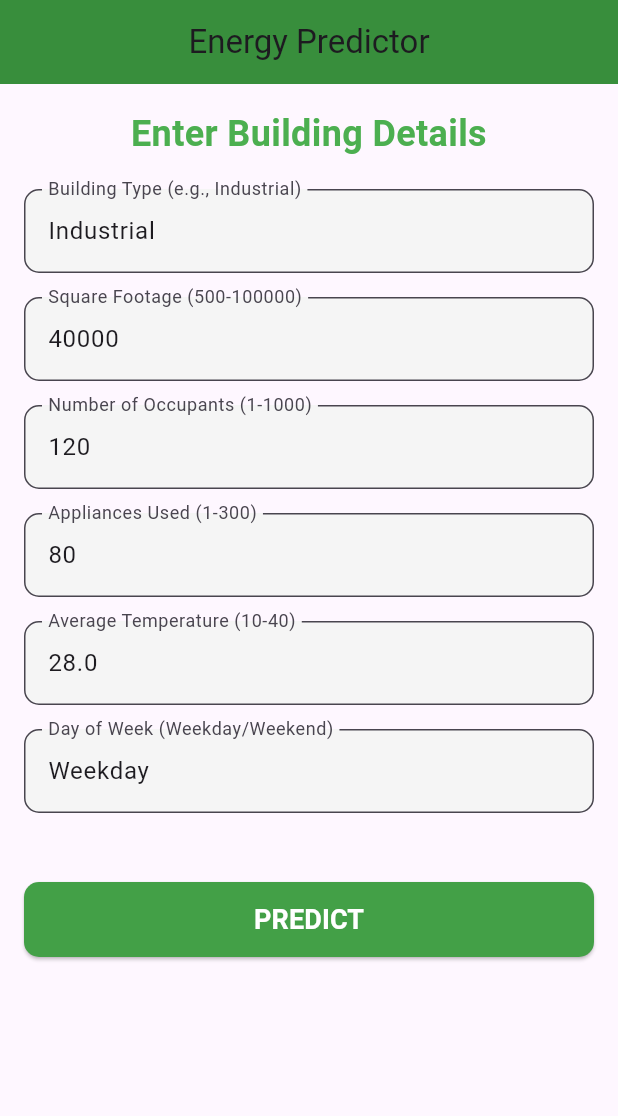
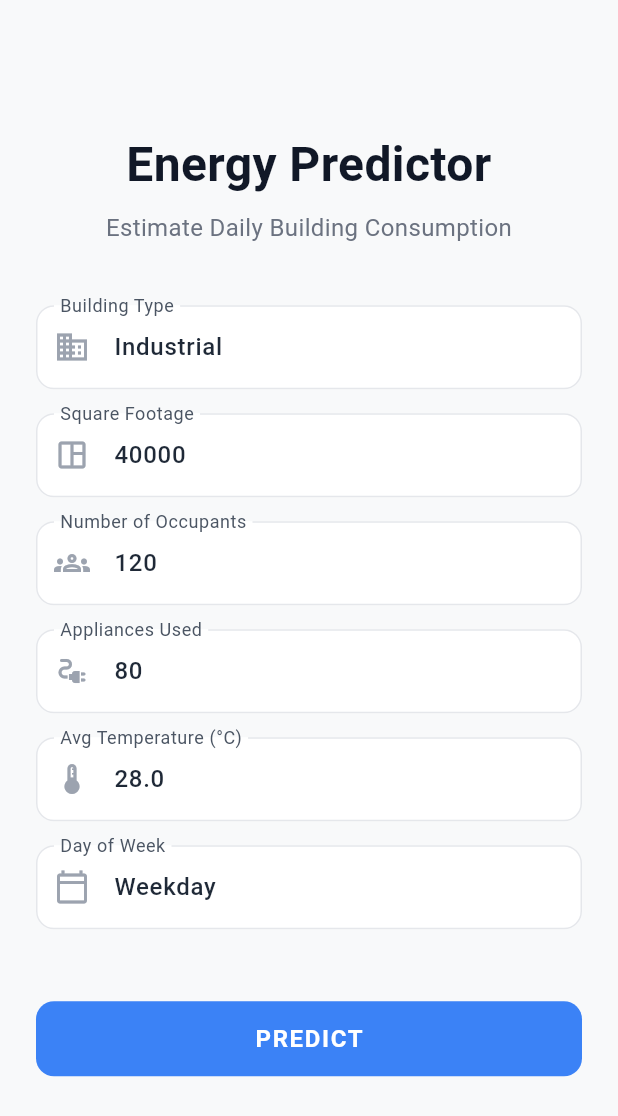
Before and after one commit to WagnerMushayija/summative-model, a Flutter app: the screen it shows after launch, on a phone screen of 412 x 824 dp. Shown: the top 1116 px of the screen. Run offline on Flutter 3.47's test engine with Material 3 defaults, Android fonts, the phone set to English and light mode, and no system bars.

Commit message:
updated frontend with new visuals

```diff
--- a/screen/lib/main.dart
+++ b/screen/lib/main.dart
@@ -2,9 +2,7 @@ import 'package:flutter/material.dart';
 import 'package:http/http.dart' as http;
 import 'dart:convert';
 
-void main() {
-  runApp(const EnergyPredictorApp());
-}
+void main() => runApp(const EnergyPredictorApp());
 
 class EnergyPredictorApp extends StatelessWidget {
   const EnergyPredictorApp({super.key});
@@ -13,16 +11,47 @@ class EnergyPredictorApp extends StatelessWidget {
   Widget build(BuildContext context) {
     return MaterialApp(
       title: 'Energy Predictor',
-      theme: ThemeData(primarySwatch: Colors.green),
+      debugShowCheckedModeBanner: false,
+      theme: ThemeData(
+        // New Calm Color Palette
+        colorScheme: ColorScheme.fromSeed(
+          seedColor: const Color(0xFF3B82F6),
+          primary: const Color(0xFF3B82F6),
+          secondary: const Color(0xFF10B981),
+          background: const Color(0xFFF8F9FA),
+        ),
+        scaffoldBackgroundColor: const Color(0xFFF8F9FA),
+        fontFamily: 'Roboto',
+        textTheme: const TextTheme(
+          bodyLarge: TextStyle(color: Color(0xFF1F2937)),
+          bodyMedium: TextStyle(color: Color(0xFF4B5563)),
+        ),
+        inputDecorationTheme: InputDecorationTheme(
+          filled: true,
+          fillColor: Colors.white,
+          labelStyle: const TextStyle(color: Color(0xFF4B5563)),
+          prefixIconColor: const Color(0xFF9CA3AF),
+          border: OutlineInputBorder(
+            borderRadius: BorderRadius.circular(12),
+            borderSide: const BorderSide(color: Color(0xFFE5E7EB)),
+          ),
+          enabledBorder: OutlineInputBorder(
+            borderRadius: BorderRadius.circular(12),
+            borderSide: const BorderSide(color: Color(0xFFE5E7EB)),
+          ),
+          focusedBorder: OutlineInputBorder(
+            borderRadius: BorderRadius.circular(12),
+            borderSide: const BorderSide(color: Color(0xFF3B82F6), width: 2),
+          ),
+        ),
+      ),
       home: const PredictionScreen(),
-      debugShowCheckedModeBanner: false,
     );
   }
 }
 
 class PredictionScreen extends StatefulWidget {
   const PredictionScreen({super.key});
-
   @override
   State<PredictionScreen> createState() => _PredictionScreenState();
 }
@@ -31,13 +60,12 @@ class _PredictionScreenState extends State<PredictionScreen> {
   final _formKey = GlobalKey<FormState>();
   bool _isLoading = false;
   String? _result;
+  String? _modelInfo;
 
   final String apiUrl = "https://summative-model.onrender.com/predict";
 
   final Map<String, TextEditingController> _controllers = {
-    'Building_Type': TextEditingController(
-      text: 'Industrial',
-    ), // Default values for easy testing
+    'Building_Type': TextEditingController(text: 'Industrial'),
     'Square_Footage': TextEditingController(text: '40000'),
     'Number_of_Occupants': TextEditingController(text: '120'),
     'Appliances_Used': TextEditingController(text: '80'),
@@ -50,7 +78,8 @@ class _PredictionScreenState extends State<PredictionScreen> {
 
     setState(() {
       _isLoading = true;
-      _result = "Waking up server... (first request can take up to 50 sec)";
+      _result = null;
+      _modelInfo = null;
     });
 
     try {
@@ -73,134 +102,154 @@ class _PredictionScreenState extends State<PredictionScreen> {
               "Day_of_Week": _controllers['Day_of_Week']!.text,
             }),
           )
-          .timeout(const Duration(seconds: 60)); // ← 60 sec timeout
+          .timeout(const Duration(seconds: 60));
 
       if (response.statusCode == 200) {
         final data = json.decode(response.body);
+        final predicted = data['predicted_energy_kwh'];
         setState(() {
-          _result =
-              "SUCCESS!\n${data['predicted_energy_kwh']} kWh\n${data['model']}";
+          _result = "⚡ $predicted kWh/day ⚡";
+          _modelInfo = data['model'];
         });
       } else {
         setState(() {
-          _result = "Error ${response.statusCode}: ${response.body}";
+          _result = "Server Error: ${response.statusCode}";
+          _modelInfo = "Please check the server status and try again.";
         });
       }
     } catch (e) {
       setState(() {
-        _result =
-            "Server is waking up or network issue.\nOpen this first:\nhttps://summative-model.onrender.com/docs\nThen try again.";
+        _result = "Connection Error";
+        _modelInfo = "Server might be waking up. Open /docs first then retry.";
       });
     } finally {
-      setState(() => _isLoading = false);
+      if (mounted) setState(() => _isLoading = false);
     }
   }
 
   @override
   Widget build(BuildContext context) {
     return Scaffold(
-      appBar: AppBar(
-        title: const Text('Energy Predictor'),
-        backgroundColor: Colors.green[700],
-        centerTitle: true,
-      ),
-      body: Padding(
-        padding: const EdgeInsets.all(16.0),
+      body: SafeArea(
+        child: Center(
+          child: ConstrainedBox(
+            constraints: const BoxConstraints(
+              maxWidth: 500,
+            ), // Max width for larger screens
+            child: SingleChildScrollView(
+              padding: const EdgeInsets.all(24),
               child: Form(
                 key: _formKey,
-          child: SingleChildScrollView(
-            // Prevents overlapping on small screens
                 child: Column(
                   crossAxisAlignment: CrossAxisAlignment.stretch,
                   children: [
+                    const SizedBox(height: 20),
+                    // New Minimalist Title
                     const Text(
-                  'Enter Building Details',
+                      'Energy Predictor',
+                      textAlign: TextAlign.center,
                       style: TextStyle(
-                    fontSize: 24,
+                        fontSize: 32,
                         fontWeight: FontWeight.bold,
-                    color: Colors.green,
+                        color: Color(0xFF111827),
                       ),
+                    ),
+                    const SizedBox(height: 8),
+                    const Text(
+                      'Estimate Daily Building Consumption',
                       textAlign: TextAlign.center,
+                      style: TextStyle(fontSize: 16, color: Color(0xFF6B7280)),
                     ),
-                const SizedBox(height: 20),
-                _buildField(
-                  'Building Type (e.g., Industrial)',
+                    const SizedBox(height: 40),
+
+                    // Input Fields remain logically the same, but styled by the new theme
+                    _buildIconField(
+                      Icons.business_outlined,
+                      'Building Type',
                       _controllers['Building_Type']!,
-                  isNumber: false,
+                      false,
                     ),
-                _buildField(
-                  'Square Footage (500-100000)',
+                    _buildIconField(
+                      Icons.space_dashboard_outlined,
+                      'Square Footage',
                       _controllers['Square_Footage']!,
-                  isNumber: true,
+                      true,
                     ),
-                _buildField(
-                  'Number of Occupants (1-1000)',
+                    _buildIconField(
+                      Icons.groups_outlined,
+                      'Number of Occupants',
                       _controllers['Number_of_Occupants']!,
-                  isNumber: true,
+                      true,
                     ),
-                _buildField(
-                  'Appliances Used (1-300)',
+                    _buildIconField(
+                      Icons.electrical_services_outlined,
+                      'Appliances Used',
                       _controllers['Appliances_Used']!,
-                  isNumber: true,
+                      true,
                     ),
-                _buildField(
-                  'Average Temperature (10-40)',
+                    _buildIconField(
+                      Icons.thermostat_outlined,
+                      'Avg Temperature (°C)',
                       _controllers['Average_Temperature']!,
-                  isNumber: true,
+                      true,
                     ),
-                _buildField(
-                  'Day of Week (Weekday/Weekend)',
+                    _buildIconField(
+                      Icons.calendar_today_outlined,
+                      'Day of Week',
                       _controllers['Day_of_Week']!,
-                  isNumber: false,
+                      false,
                     ),
-                const SizedBox(height: 30),
+
+                    const SizedBox(height: 32),
+
+                    // New Minimalist Predict Button
                     SizedBox(
                       height: 50,
                       child: ElevatedButton(
                         onPressed: _isLoading ? null : _predict,
                         style: ElevatedButton.styleFrom(
-                      backgroundColor: Colors.green[600],
+                          backgroundColor: Theme.of(
+                            context,
+                          ).colorScheme.primary,
+                          foregroundColor: Colors.white,
+                          elevation: 0, // A flatter, more modern look
                           shape: RoundedRectangleBorder(
-                        borderRadius: BorderRadius.circular(10),
+                            borderRadius: BorderRadius.circular(12),
                           ),
                         ),
                         child: _isLoading
-                        ? const CircularProgressIndicator(color: Colors.white)
+                            ? const SizedBox(
+                                width: 24,
+                                height: 24,
+                                child: CircularProgressIndicator(
+                                  strokeWidth: 3,
+                                  color: Colors.white,
+                                ),
+                              )
                             : const Text(
                                 'PREDICT',
                                 style: TextStyle(
-                              fontSize: 18,
+                                  fontSize: 16,
                                   fontWeight: FontWeight.bold,
-                              color: Colors.white,
+                                  letterSpacing: 1.1,
                                 ),
                               ),
                       ),
                     ),
-                const SizedBox(height: 30),
+
+                    const SizedBox(height: 40),
+
+                    // New Minimalist Result Card
                     if (_result != null)
-                  Container(
-                    padding: const EdgeInsets.all(20),
-                    decoration: BoxDecoration(
-                      color: _result!.contains('Error')
-                          ? Colors.red[50]
-                          : Colors.green[50],
-                      border: Border.all(
-                        color: _result!.contains('Error')
-                            ? Colors.red
-                            : Colors.green,
+                      _buildResultCard(
+                        context: context,
+                        result: _result!,
+                        modelInfo: _modelInfo,
+                        isError: _result!.toLowerCase().contains('error'),
                       ),
-                      borderRadius: BorderRadius.circular(10),
-                    ),
-                    child: Text(
-                      _result!,
-                      style: const TextStyle(
-                        fontSize: 18,
-                        fontWeight: FontWeight.bold,
-                      ),
-                      textAlign: TextAlign.center,
+                  ],
                 ),
               ),
-              ],
             ),
           ),
         ),
@@ -208,11 +257,74 @@ class _PredictionScreenState extends State<PredictionScreen> {
     );
   }
 
-  Widget _buildField(
+  // Builder for the new result card widget
+  Widget _buildResultCard({
+    required BuildContext context,
+    required String result,
+    String? modelInfo,
+    bool isError = false,
+  }) {
+    final successColor = Theme.of(context).colorScheme.secondary;
+    final errorColor = Colors.red[600]!;
+
+    return AnimatedContainer(
+      duration: const Duration(milliseconds: 400),
+      curve: Curves.easeOut,
+      decoration: BoxDecoration(
+        color: isError
+            ? errorColor.withOpacity(0.05)
+            : successColor.withOpacity(0.05),
+        borderRadius: BorderRadius.circular(16),
+        border: Border.all(
+          color: isError ? errorColor : successColor,
+          width: 1.5,
+        ),
+      ),
+      child: Padding(
+        padding: const EdgeInsets.symmetric(horizontal: 20, vertical: 24),
+        child: Column(
+          children: [
+            Text(
+              isError ? 'Oops!' : 'Predicted Consumption',
+              style: TextStyle(
+                fontSize: 14,
+                fontWeight: FontWeight.bold,
+                letterSpacing: 0.5,
+                color: isError ? errorColor : successColor,
+              ),
+            ),
+            const SizedBox(height: 12),
+            Text(
+              result,
+              style: TextStyle(
+                fontSize: 28,
+                fontWeight: FontWeight.bold,
+                color: isError ? errorColor : const Color(0xFF111827),
+              ),
+              textAlign: TextAlign.center,
+            ),
+            if (modelInfo != null) ...[
+              const SizedBox(height: 16),
+              Divider(color: Colors.grey[300]),
+              const SizedBox(height: 16),
+              Text(
+                modelInfo,
+                textAlign: TextAlign.center,
+                style: const TextStyle(fontSize: 12, color: Color(0xFF6B7280)),
+              ),
+            ],
+          ],
+        ),
+      ),
+    );
+  }
+
+  Widget _buildIconField(
+    IconData icon,
     String label,
-    TextEditingController controller, {
-    required bool isNumber,
-  }) {
+    TextEditingController controller,
+    bool isNumber,
+  ) {
     return Padding(
       padding: const EdgeInsets.only(bottom: 16),
       child: TextFormField(
@@ -220,16 +332,15 @@ class _PredictionScreenState extends State<PredictionScreen> {
         keyboardType: isNumber
             ? const TextInputType.numberWithOptions(decimal: true)
             : TextInputType.text,
-        decoration: InputDecoration(
-          labelText: label,
-          border: OutlineInputBorder(borderRadius: BorderRadius.circular(10)),
-          filled: true,
-          fillColor: Colors.grey[100],
+        style: const TextStyle(
+          color: Color(0xFF1F2937),
+          fontWeight: FontWeight.w500,
         ),
-        validator: (value) {
-          if (value == null || value.isEmpty) return 'Required field';
-          if (isNumber && double.tryParse(value) == null)
-            return 'Enter a number';
+        decoration: InputDecoration(labelText: label, prefixIcon: Icon(icon)),
+        validator: (v) {
+          if (v == null || v.isEmpty) return 'This field is required';
+          if (isNumber && double.tryParse(v) == null)
+            return 'Please enter a valid number';
           return null;
         },
       ),
@@ -238,7 +349,7 @@ class _PredictionScreenState extends State<PredictionScreen> {
 
   @override
   void dispose() {
-    for (final controller in _controllers.values) {
+    for (var controller in _controllers.values) {
       controller.dispose();
     }
     super.dispose();
```
Lines whose indentation alone changed are shown as unchanged.
